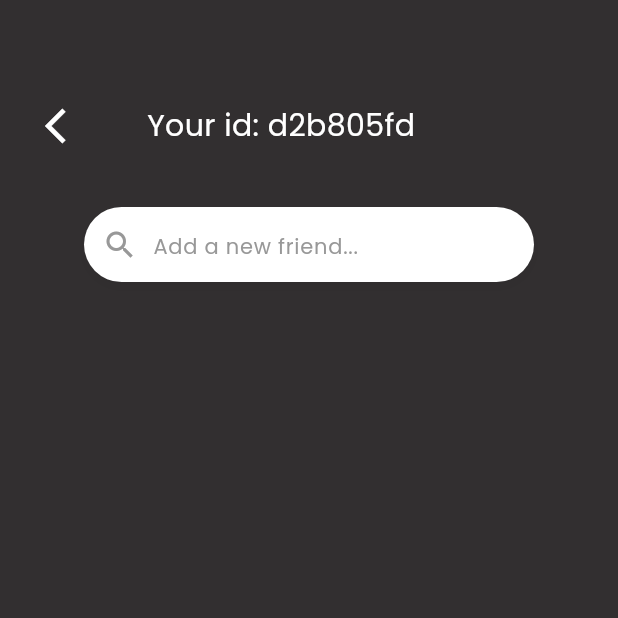
After one commit to MichelaFaella/EcoGrow_FrontEnd, a Flutter app: the AddFriendsPage screen opened directly, on a phone screen of 412 x 824 dp, the top half of it. The commit adds this screen. Run offline on Flutter 3.47's test engine with Material 3 defaults, Android fonts, the phone set to English and light mode, and no system bars; our stand-ins replace camera, flutter_image_compress, material_symbols_icons, pdf, printing, shared_preferences and 1 more; missing offline and left inert: device_calendar; accounts and stored records are empty.

Commit message:
Fix bugs

```diff
--- /dev/null
+++ b/lib/dashboard/pages/add_friends.dart
@@ -0,0 +1,89 @@
+import 'package:flutter/material.dart';
+
+import '../../utility/app_colors.dart';
+
+class AddFriendsPage extends StatelessWidget {
+  const AddFriendsPage({super.key});
+
+  @override
+  Widget build(BuildContext context) {
+    return Scaffold(
+      backgroundColor: AppColors.black,
+      body: Container(
+        padding: const EdgeInsets.symmetric(horizontal: 20, vertical: 30),
+        child: Column(
+          children: [
+            const SizedBox(height: 30,),
+            Row(
+              children: [
+                IconButton(
+                  icon: const Icon(
+                    Icons.arrow_back_ios,
+                    color: AppColors.white,
+                    size: 28,
+                  ),
+                  onPressed: () => Navigator.pop(context),
+                ),
+                const SizedBox(width: 30),
+                const Text(
+                  "Your id: d2b805fd",
+                  style: TextStyle(
+                    color: AppColors.white,
+                    fontSize: 20,
+                  ),
+                  textAlign: TextAlign.left,
+                ),
+              ],
+            ),
+            const SizedBox(height: 30,),
+            Center(
+              child: Container(
+                width: 300,
+                height: 50,
+                decoration: BoxDecoration(
+                  color: AppColors.white,
+                  borderRadius: BorderRadius.circular(25),
+                  boxShadow: [
+                    BoxShadow(
+                      color: Colors.black.withOpacity(0.05),
+                      blurRadius: 6,
+                      offset: const Offset(0, 3),
+                    ),
+                  ],
+                ),
+                child: const Row(
+                  children: [
+                    SizedBox(width: 12),
+                    Icon(Icons.search,color: AppColors.dark_gray,),
+
+                    Expanded(child: TextField(
+                      cursorWidth: 0,
+                      showCursor: false,
+                      style: TextStyle(
+                        fontFamily: 'Poppins',
+                        fontSize: 16,
+                      ),
+                      decoration: InputDecoration(
+                        hintText: 'Add a new friend...',
+                        hintStyle: TextStyle(
+                          color: AppColors.dark_gray,
+                          fontFamily: 'Poppins',
+                          fontSize: 14,
+                        ),
+                        border: InputBorder.none,
+                        contentPadding:
+                        EdgeInsets.symmetric(vertical: 14, horizontal: 10),
+                      ),
+                    ),),
+                  ],
+                ),
+              ),
+            ),
+
+
+          ],
+        ),
+      ),
+    );
+  }
+}
--- a/lib/dashboard/pages/garden.dart
+++ b/lib/dashboard/pages/garden.dart
@@ -95,7 +95,10 @@ class _GardenPageState extends State<GardenPage> {
 
               Expanded(
                 child: SingleChildScrollView(
-                  child: PlantGrid(filter: selectedFilter),
+                  child: PlantGrid(
+                    key: ValueKey(selectedFilter),   // 👈 QUESTA È LA SOLUZIONE
+                    filter: selectedFilter,
+                  ),
                 ),
               ),
               const SizedBox(height: 80),
--- a/lib/dashboard/pages/profile.dart
+++ b/lib/dashboard/pages/profile.dart
@@ -1,5 +1,6 @@
 import 'dart:io' show Platform;
 
+import 'package:Ecogrow/dashboard/pages/add_friends.dart';
 import 'package:Ecogrow/dashboard/pages/generate_pdf.dart';
 import 'package:Ecogrow/dashboard/pages/personal_info.dart';
 import 'package:Ecogrow/dashboard/pages/service/user_service.dart';
@@ -534,7 +535,7 @@ class ProfilePage extends StatelessWidget {
                       {
                         "icon": Icons.group,
                         "text": "Friends",
-                        "onTap": () => debugPrint("Tap: Friends"),
+                        "onTap": () => Navigator.push(context, MaterialPageRoute(builder: (context) => const AddFriendsPage())),
                       },
                     ],
                   ),
```
Also changed, not shown: lib/dashboard/pages/models/plant.dart (+10 -30 lines), lib/dashboard/widgets/plant_grid.dart (+62 -23 lines), images/user.png.
